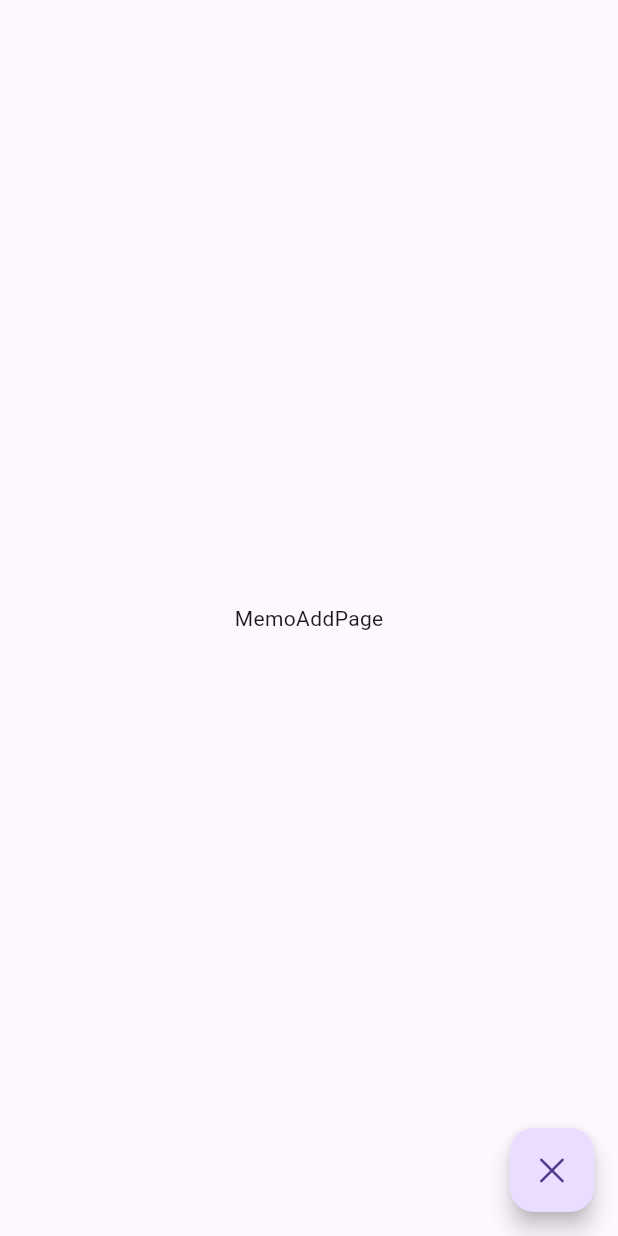
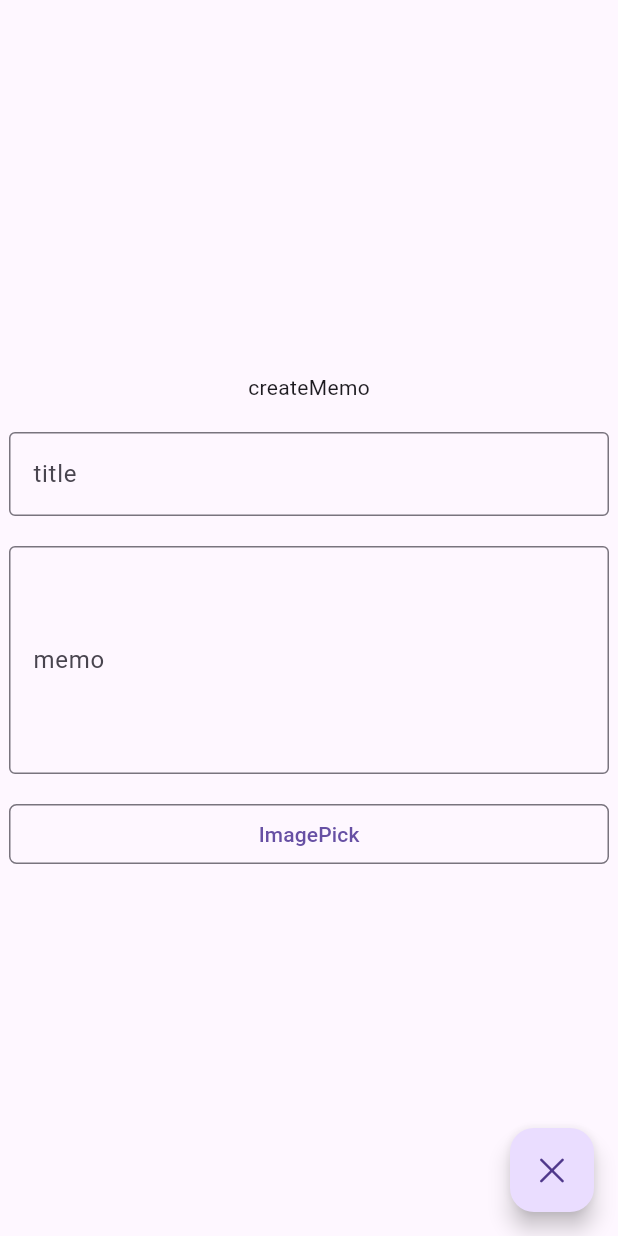
Before and after one commit to itc-s22020/Flutter-ImageMemo, a Flutter app: the MemoAdd screen opened directly, on a phone screen of 412 x 824 dp. Run offline on Flutter 3.47's test engine with Material 3 defaults, Android fonts, the phone set to English and light mode, and no system bars; our stand-ins replace get, isar; accounts and stored records are empty; generated files the repository leaves out were written again.

Commit message:
layoutを軽く作成

```diff
--- /dev/null
+++ b/lib/component/image_pick.dart
@@ -0,0 +1,3 @@
+void imagePick() {
+  //TODO :: 画像選択機能を実装する
+}
--- a/lib/getx/navigation.dart
+++ b/lib/getx/navigation.dart
@@ -1,5 +1,5 @@
 import 'package:get/route_manager.dart';
-import 'package:image_memo/pages/memo_add.dart';
+import 'package:image_memo/page/memo_add.dart';
 
 void toMemoAddPage() {
   Get.to(()=>const MemoAdd());
--- a/lib/main.dart
+++ b/lib/main.dart
@@ -1,7 +1,7 @@
 import 'package:flutter/material.dart';
 import 'package:flutter/services.dart';
 import 'package:get/get.dart';
-import 'package:image_memo/pages/home.dart';
+import 'package:image_memo/page/home.dart';
 
 void main() {
   WidgetsFlutterBinding.ensureInitialized();
--- a/lib/pages/home.dart
+++ b/lib/page/home.dart
@@ -12,7 +12,6 @@ class Home extends StatelessWidget {
             mainAxisAlignment: MainAxisAlignment.center,
             children: [
               Text('Hello Flutter!'),
-
             ],
           )
       ),
--- /dev/null
+++ b/lib/page/memo_add.dart
@@ -0,0 +1,75 @@
+import 'package:flutter/cupertino.dart';
+import 'package:flutter/material.dart';
+import 'package:flutter/painting.dart';
+import 'package:image_memo/component/image_pick.dart';
+import 'package:image_memo/getx/navigation.dart';
+
+class MemoAdd extends StatelessWidget {
+  const MemoAdd({super.key});
+
+  @override
+  Widget build(BuildContext context) {
+    return const Scaffold(
+      body: _MemoAddBody(),
+      floatingActionButton:FloatingActionButton(
+          onPressed: toBackPage,
+          child: Icon(CupertinoIcons.xmark)
+      ),
+    );
+  }
+
+
+
+}
+
+class _MemoAddBody extends StatelessWidget {
+  const _MemoAddBody();
+
+  @override
+  Widget build(BuildContext context) {
+    return Center(
+      child: Column(
+        mainAxisAlignment: MainAxisAlignment.center,
+        children: [
+          const Text("createMemo"),
+          const SizedBox(height: 20),
+          const SizedBox(
+            width: 400,
+            child: TextField(
+              decoration: InputDecoration(
+                  border: OutlineInputBorder(),
+                  labelText: "title"
+              ),
+            ),
+          ),
+          const SizedBox(height: 20),
+          const SizedBox(
+            width: 400,
+            child: TextField(
+              keyboardType: TextInputType.multiline,
+              maxLines: 5,
+              decoration: InputDecoration(
+                  border: OutlineInputBorder(),
+                  labelText: "memo"
+              ),
+            ),
+          ),
+          const SizedBox(height: 20),
+          SizedBox(
+            width: 400,
+            height: 40,
+            child: OutlinedButton(
+              style: OutlinedButton.styleFrom(
+                shape: RoundedRectangleBorder(
+                  borderRadius: BorderRadius.circular(5)
+                )
+              ),
+              onPressed: imagePick,
+              child: const Text("ImagePick"),
+            ),
+          )
+        ],
+      ),
+    );
+  }
+}
--- a/lib/pages/memo_add.dart
+++ /dev/null
@@ -1,26 +0,0 @@
-import 'package:flutter/cupertino.dart';
-import 'package:flutter/material.dart';
-import 'package:image_memo/getx/navigation.dart';
-
-class MemoAdd extends StatelessWidget {
-  const MemoAdd({super.key});
-
-  @override
-  Widget build(BuildContext context) {
-    return const Scaffold(
-      body: Center(
-        child: Column(
-          mainAxisAlignment: MainAxisAlignment.center,
-          children: [
-            Text("MemoAddPage")
-          ],
-        ),
-      ),
-      floatingActionButton:FloatingActionButton(
-          onPressed: toBackPage,
-          child: Icon(CupertinoIcons.xmark)
-      ),
-    );
-  }
-
-}
```
Also changed, not shown: lib/isar/open_isar.dart (renamed from lib/isar/isar_db.dart).
